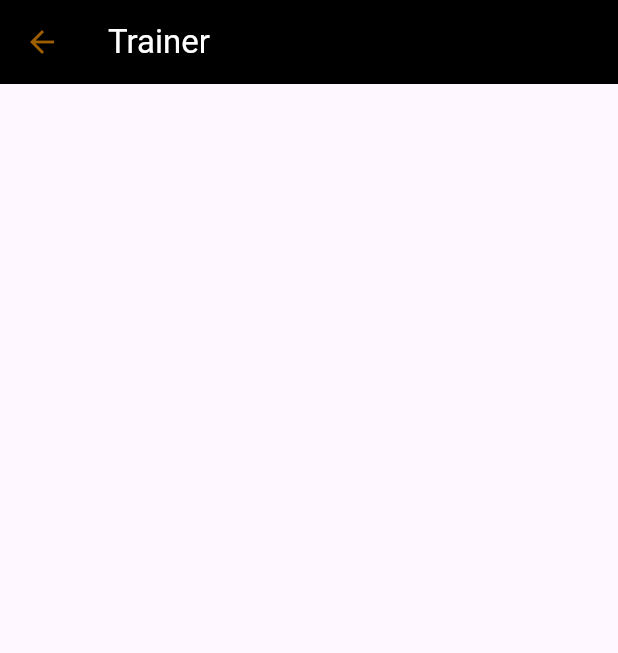
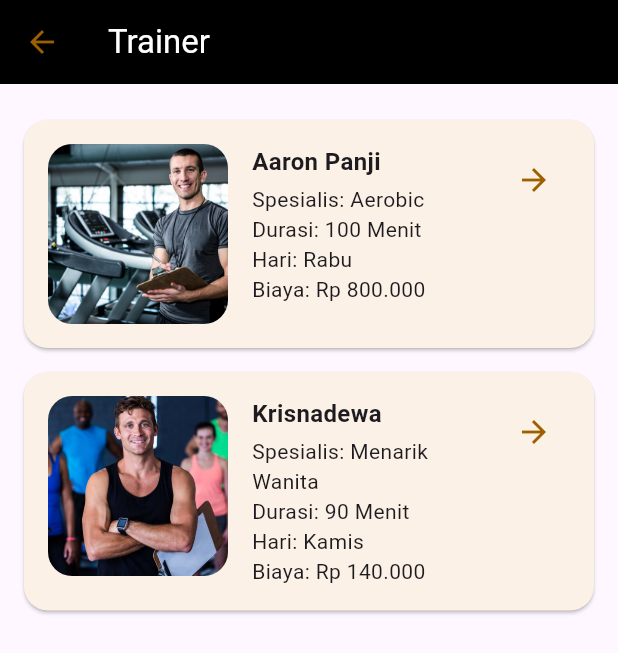
Before and after one commit to EugeneJethroTedja/Aplikasi_Mobile_GYM, a Flutter app: the TrainerScreen screen opened by its route, on a phone screen of 412 x 824 dp. Shown: the top 653 px of the screen. Run offline on Flutter 3.47's test engine with Material 3 defaults, Android fonts, the phone set to English and light mode, and no system bars; our stand-ins replace camera, font_awesome_flutter, image_picker.

Commit message:
Home Page dan Pemesanan Trainer

```diff
--- a/lib/View/home.dart
+++ b/lib/View/home.dart
@@ -1,7 +1,7 @@
 import 'dart:ui';
 import 'package:flutter/material.dart';
 import 'package:sembilan_nih/profile/pagePertama.dart';
-import 'package:sembilan_nih/View/trainer.dart';
+import 'package:sembilan_nih/trainer/trainer.dart';
 import 'package:sembilan_nih/View/alat.dart';
 import 'package:sembilan_nih/View/kelas.dart';
 import 'detail_pesanan.dart';
--- a/lib/View/trainer.dart
+++ /dev/null
@@ -1,24 +0,0 @@
-import 'package:flutter/material.dart';
-
-class TrainerScreen extends StatelessWidget {
-  const TrainerScreen({super.key});
-
-  @override
-  Widget build(BuildContext context) {
-    return Scaffold(
-      appBar: AppBar(
-        backgroundColor: Colors.black,
-        title: const Text('Trainer', style: TextStyle(color: Colors.white)),
-        iconTheme: const IconThemeData(
-          color: Color.fromARGB(255, 158, 95, 0),
-        ),
-      ),
-      body: Padding(
-        padding: const EdgeInsets.all(16.0),
-        child: Column(
-          children: [],
-        ),
-      ),
-    );
-  }
-}
--- a/lib/main.dart
+++ b/lib/main.dart
@@ -3,7 +3,7 @@ import 'package:sembilan_nih/View/login.dart';
 import 'package:sembilan_nih/profile/pagePertama.dart';
 import 'package:flutter/material.dart';
 import 'package:sembilan_nih/View/detail_pesanan.dart';
-import 'package:sembilan_nih/View/trainer.dart';
+import 'package:sembilan_nih/trainer/trainer.dart';
 import 'package:sembilan_nih/View/alat.dart';
 import 'package:sembilan_nih/View/kelas.dart';
 
--- /dev/null
+++ b/lib/trainer/trainer.dart
@@ -0,0 +1,136 @@
+import 'package:flutter/material.dart';
+import 'trainer_detail.dart';
+
+class Trainer {
+  final String name;
+  final String specialization;
+  final String duration;
+  final String day;
+  final String fee;
+  final String imageUrl;
+
+  Trainer({
+    required this.name,
+    required this.specialization,
+    required this.duration,
+    required this.day,
+    required this.fee,
+    required this.imageUrl,
+  });
+}
+
+class TrainerScreen extends StatelessWidget {
+  const TrainerScreen({super.key});
+
+  @override
+  Widget build(BuildContext context) {
+    final List<Trainer> trainers = [
+      Trainer(
+        name: 'Aaron Panji',
+        specialization: 'Aerobic',
+        duration: '100 Menit',
+        day: 'Rabu',
+        fee: 'Rp 800.000',
+        imageUrl: 'assets/images/trainer1.png',
+      ),
+      Trainer(
+        name: 'Krisnadewa',
+        specialization: 'Menarik Wanita',
+        duration: '90 Menit',
+        day: 'Kamis',
+        fee: 'Rp 140.000',
+        imageUrl: 'assets/images/trainer2.jpg',
+      ),
+      // Add more trainers as needed...
+    ];
+
+    return Scaffold(
+      appBar: AppBar(
+        backgroundColor: Colors.black,
+        title: const Text('Trainer', style: TextStyle(color: Colors.white)),
+        iconTheme: const IconThemeData(
+          color: Color.fromARGB(255, 158, 95, 0),
+        ),
+      ),
+      body: Padding(
+        padding: const EdgeInsets.all(16.0),
+        child: ListView.builder(
+          itemCount: trainers.length,
+          itemBuilder: (context, index) {
+            final trainer = trainers[index];
+            return GestureDetector(
+              onTap: () {
+                Navigator.push(
+                  context,
+                  MaterialPageRoute(
+                    builder: (context) => TrainerDetailScreen(trainer: trainer),
+                  ),
+                );
+              },
+              child: Card(
+                color: const Color.fromARGB(255, 252, 241, 230),
+                shape: RoundedRectangleBorder(
+                  borderRadius: BorderRadius.circular(16.0),
+                ),
+                margin: const EdgeInsets.symmetric(vertical: 8.0),
+                child: Padding(
+                  padding: const EdgeInsets.all(16.0),
+                  child: Row(
+                    crossAxisAlignment: CrossAxisAlignment.start,
+                    children: [
+                      ClipRRect(
+                        borderRadius: BorderRadius.circular(16.0),
+                        child: SizedBox(
+                          width: 120,
+                          height: 120,
+                          child: Image.asset(
+                            trainer.imageUrl,
+                            fit: BoxFit.cover,
+                          ),
+                        ),
+                      ),
+                      const SizedBox(width: 16),
+                      Expanded(
+                        child: Column(
+                          crossAxisAlignment: CrossAxisAlignment.start,
+                          children: [
+                            Text(
+                              trainer.name,
+                              style: const TextStyle(
+                                fontWeight: FontWeight.bold,
+                                fontSize: 16,
+                              ),
+                            ),
+                            const SizedBox(height: 4),
+                            Text('Spesialis: ${trainer.specialization}'),
+                            Text('Durasi: ${trainer.duration}'),
+                            Text('Hari: ${trainer.day}'),
+                            Text('Biaya: ${trainer.fee}'),
+                          ],
+                        ),
+                      ),
+                      IconButton(
+                        onPressed: () {
+                          Navigator.push(
+                            context,
+                            MaterialPageRoute(
+                              builder: (context) => TrainerDetailScreen(trainer: trainer),
+                            ),
+                          );
+                        },
+                        icon: const Icon(
+                          Icons.arrow_forward,
+                          color: Color.fromARGB(255, 158, 95, 0),
+                        ),
+                      ),
+                    ],
+                  ),
+                ),
+              ),
+            );
+          },
+        ),
+      ),
+    );
+  }
+}
--- a/pubspec.yaml
+++ b/pubspec.yaml
@@ -25,3 +25,5 @@ flutter:
     - assets/images/trainer.jpg
     - assets/images/alat.jpg
     - assets/images/kelas.jpeg
+    - assets/images/trainer1.png
+    - assets/images/trainer2.jpg
```
Also changed, not shown: lib/trainer/trainer_detail.dart (added, +92 -0 lines), assets/images/trainer1.png (added), assets/images/trainer2.jpg (added).
